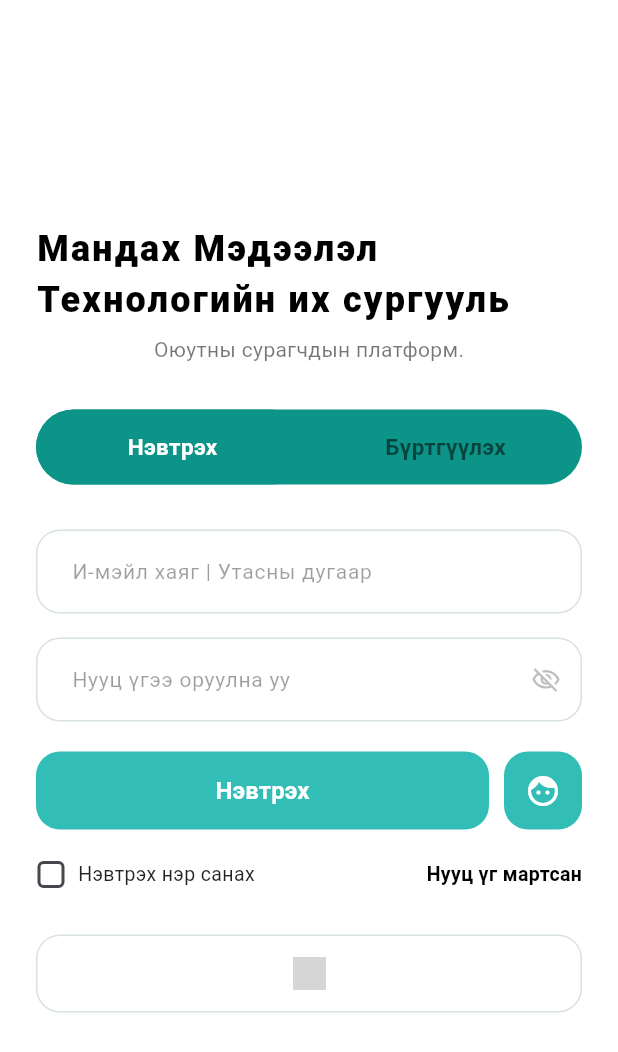
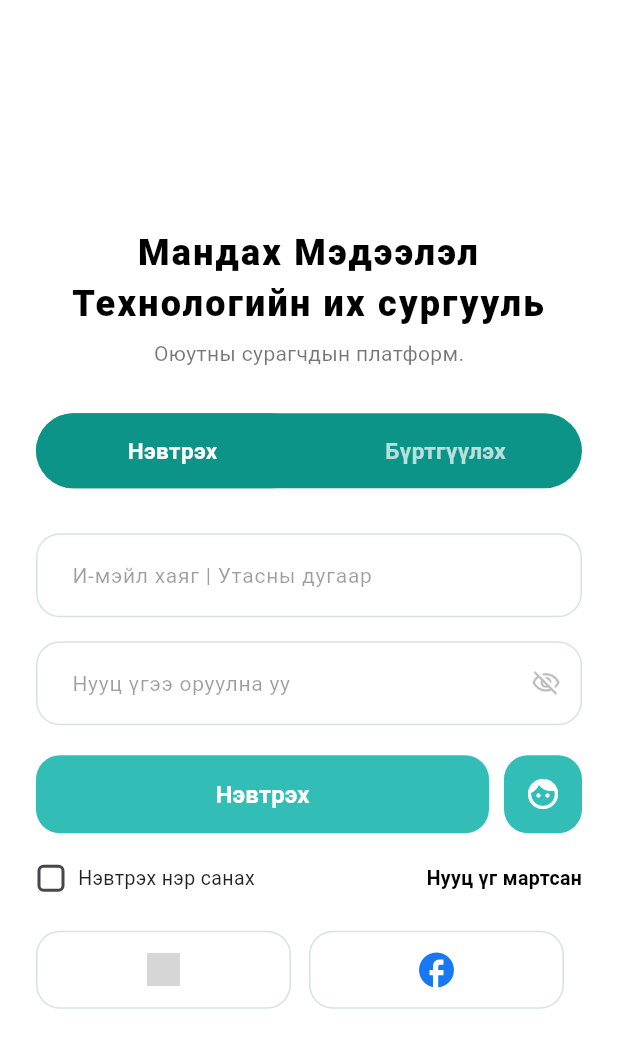
Before and after one commit to khhngrzul/Online-, a Flutter app: the screen it shows after launch, on a phone screen of 412 x 824 dp. Shown: the top 1052 px of the screen. Run offline on Flutter 3.47's test engine with Material 3 defaults, Android fonts, the phone set to English and light mode, and no system bars; network calls fail; grey boxes are pictures that could not be loaded.

```diff
--- a/lib/login.dart
+++ b/lib/login.dart
@@ -28,6 +28,7 @@ class _SchoolLoginScreenState extends State<SchoolLoginScreen> {
                 children: [
                   const Text(
                     'Мандах Мэдээлэл Технологийн их сургууль',
+                    textAlign: TextAlign.center,
                     style: TextStyle(
                       fontSize: 24,
                       fontWeight: FontWeight.w900,
@@ -86,7 +87,7 @@ class _SchoolLoginScreenState extends State<SchoolLoginScreen> {
                                 style: TextStyle(
                                   fontSize: 15,
                                   fontWeight: FontWeight.w600,
-                                  color: Colors.black54,
+                                  color: Colors.white70,
                                 ),
                               ),
                             ),
@@ -232,11 +233,15 @@ class _SchoolLoginScreenState extends State<SchoolLoginScreen> {
                       ),
                     ],
                   ),
-                  const SizedBox(height: 30),
+                  const SizedBox(height: 25),
 
 
-                  Container(
-                    width: double.infinity,
+                  Row(
+                    mainAxisAlignment: MainAxisAlignment.center,
+                    children: [
+                      // 1. Google товч
+                      Expanded(
+                        child: Container(
                           height: 52,
                           decoration: BoxDecoration(
                             borderRadius: BorderRadius.circular(16),
@@ -245,10 +250,35 @@ class _SchoolLoginScreenState extends State<SchoolLoginScreen> {
                           child: TextButton(
                             onPressed: () {},
                             child: Image.network(
-                        'https://s3-alpha.figma.com/hub/file/2729744958/2a5758d6-4edb-4047-87bb-e6b94dbbbab0-cover.png',
+                              'https://thumb.wikimedia.org/wikipedia/commons/thumb/3/3c/Google_Favicon_2025.svg/3840px-Google_Favicon_2025.svg.png?utm_source=commons.wikimedia.org&utm_campaign=index&utm_content=thumbnail',
                               height: 22,
                             ),
                           ),
+                        ),
+                      ),
+                      const SizedBox(width: 12),
+
+                      // 2. Facebook товч
+                      Expanded(
+                        child: Container(
+                          height: 52,
+                          decoration: BoxDecoration(
+                            borderRadius: BorderRadius.circular(16),
+                            border: Border.all(color: const Color(0xFFD8E2DE)),
+                          ),
+                          child: TextButton(
+                            onPressed: () {},
+                            child: const Icon(
+                              Icons.facebook,
+                              color: Color(0xFF1877F2),
+                              size: 28,
+                            ),
+                          ),
+                        ),
+                      ),
+                      const SizedBox(width: 12),
+
+                    ],
                   ),
                 ],
               ),
```
Lines whose indentation alone changed are shown as unchanged.
